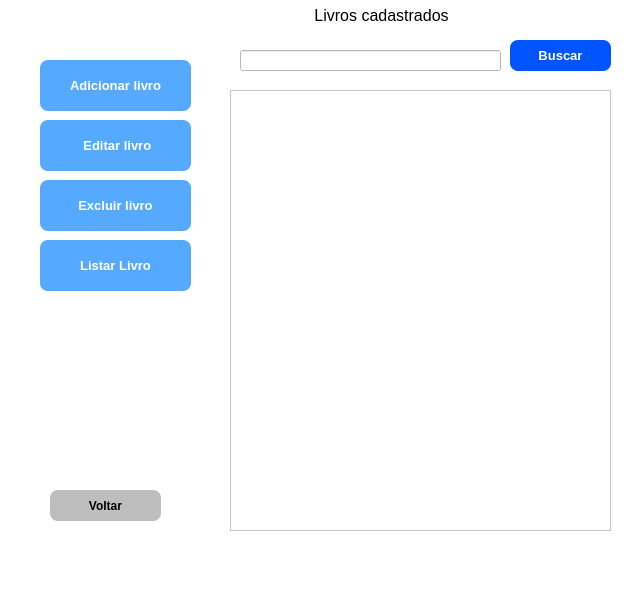
First picture: the form in biblioteca/interface_grafica/ui/tela_inicial.ui, repository Gabriel-Leall/Sistema_Distribuidos, before the edit.
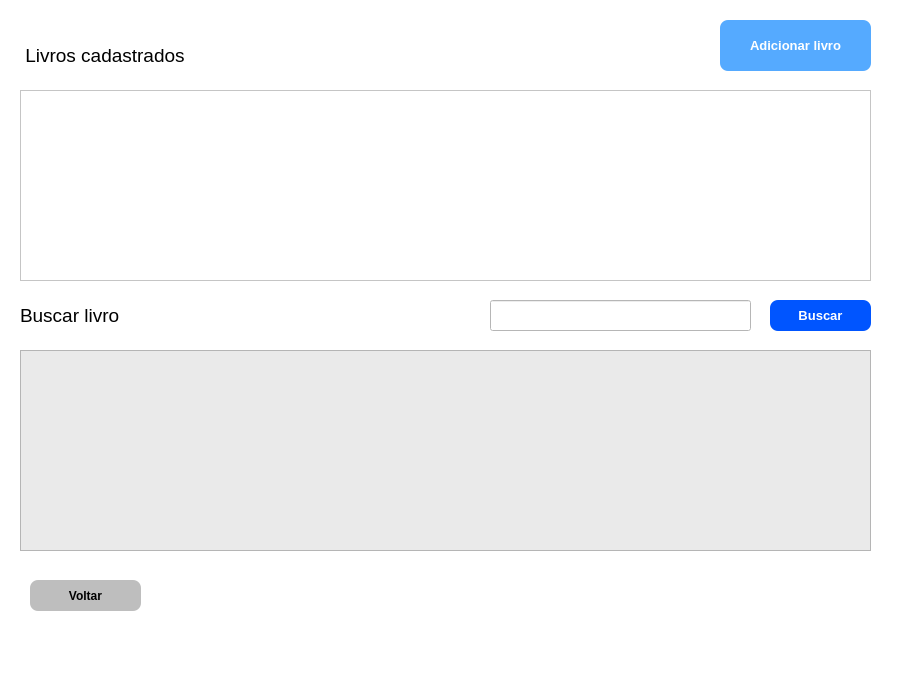
Second picture: the form after the edit.

Commit message: ajuste nas telas

The edit to the form file:
```diff
--- a/biblioteca/interface_grafica/ui/tela_inicial.ui
+++ b/biblioteca/interface_grafica/ui/tela_inicial.ui
@@ -6,8 +6,8 @@
    <rect>
     <x>0</x>
     <y>0</y>
-    <width>637</width>
-    <height>600</height>
+    <width>917</width>
+    <height>675</height>
    </rect>
   </property>
   <property name="windowTitle">
@@ -20,18 +20,18 @@
    <widget class="QTableView" name="tableView">
     <property name="geometry">
      <rect>
-      <x>230</x>
+      <x>20</x>
       <y>90</y>
-      <width>381</width>
-      <height>441</height>
+      <width>851</width>
+      <height>191</height>
      </rect>
     </property>
    </widget>
    <widget class="QPushButton" name="pushButton_add_livro">
     <property name="geometry">
      <rect>
-      <x>40</x>
-      <y>60</y>
+      <x>720</x>
+      <y>20</y>
       <width>151</width>
       <height>51</height>
      </rect>
@@ -55,67 +55,11 @@
      <string>Adicionar livro</string>
     </property>
    </widget>
-   <widget class="QPushButton" name="pushButton_editar_livro">
-    <property name="geometry">
-     <rect>
-      <x>40</x>
-      <y>120</y>
-      <width>151</width>
-      <height>51</height>
-     </rect>
-    </property>
-    <property name="font">
-     <font>
-      <pointsize>10</pointsize>
-      <weight>75</weight>
-      <bold>true</bold>
-     </font>
-    </property>
-    <property name="cursor">
-     <cursorShape>PointingHandCursor</cursorShape>
-    </property>
-    <property name="styleSheet">
-     <string notr="true">background-color: rgb(85, 170, 255);
-color: rgb(255, 255, 255);
- border-radius: 8px;</string>
-    </property>
-    <property name="text">
-     <string> Editar livro</string>
-    </property>
-   </widget>
-   <widget class="QPushButton" name="pushButton_excluir_livro">
-    <property name="geometry">
-     <rect>
-      <x>40</x>
-      <y>180</y>
-      <width>151</width>
-      <height>51</height>
-     </rect>
-    </property>
-    <property name="font">
-     <font>
-      <pointsize>10</pointsize>
-      <weight>75</weight>
-      <bold>true</bold>
-     </font>
-    </property>
-    <property name="cursor">
-     <cursorShape>PointingHandCursor</cursorShape>
-    </property>
-    <property name="styleSheet">
-     <string notr="true">background-color: rgb(85, 170, 255);
-color: rgb(255, 255, 255);
- border-radius: 8px;</string>
-    </property>
-    <property name="text">
-     <string>Excluir livro</string>
-    </property>
-   </widget>
    <widget class="QPushButton" name="pushButton_voltar">
     <property name="geometry">
      <rect>
-      <x>50</x>
-      <y>490</y>
+      <x>30</x>
+      <y>580</y>
       <width>111</width>
       <height>31</height>
      </rect>
@@ -140,18 +84,18 @@
    <widget class="QLineEdit" name="lineEdit_pesquisar">
     <property name="geometry">
      <rect>
-      <x>240</x>
-      <y>50</y>
+      <x>490</x>
+      <y>300</y>
       <width>261</width>
-      <height>21</height>
+      <height>31</height>
      </rect>
     </property>
    </widget>
    <widget class="QPushButton" name="pushButton_busca">
     <property name="geometry">
      <rect>
-      <x>510</x>
-      <y>40</y>
+      <x>770</x>
+      <y>300</y>
       <width>101</width>
       <height>31</height>
      </rect>
@@ -178,47 +122,63 @@
    <widget class="QLabel" name="label">
     <property name="geometry">
      <rect>
-      <x>310</x>
-      <y>0</y>
-      <width>181</width>
+      <x>20</x>
+      <y>40</y>
+      <width>201</width>
       <height>31</height>
      </rect>
     </property>
     <property name="font">
      <font>
-      <pointsize>12</pointsize>
+      <pointsize>14</pointsize>
      </font>
     </property>
     <property name="text">
      <string> Livros cadastrados</string>
     </property>
    </widget>
-   <widget class="QPushButton" name="pushButton_listar_livro">
+   <widget class="QScrollArea" name="scrollArea">
     <property name="geometry">
      <rect>
-      <x>40</x>
-      <y>240</y>
-      <width>151</width>
-      <height>51</height>
+      <x>20</x>
+      <y>350</y>
+      <width>851</width>
+      <height>201</height>
+     </rect>
+    </property>
+    <property name="styleSheet">
+     <string notr="true">background-color: rgb(234, 234, 234);</string>
+    </property>
+    <property name="widgetResizable">
+     <bool>true</bool>
+    </property>
+    <widget class="QWidget" name="scrollAreaWidgetContents">
+     <property name="geometry">
+      <rect>
+       <x>0</x>
+       <y>0</y>
+       <width>849</width>
+       <height>199</height>
+      </rect>
+     </property>
+    </widget>
+   </widget>
+   <widget class="QLabel" name="label_2">
+    <property name="geometry">
+     <rect>
+      <x>20</x>
+      <y>300</y>
+      <width>121</width>
+      <height>31</height>
      </rect>
     </property>
     <property name="font">
      <font>
-      <pointsize>10</pointsize>
-      <weight>75</weight>
-      <bold>true</bold>
+      <pointsize>14</pointsize>
      </font>
     </property>
-    <property name="cursor">
-     <cursorShape>PointingHandCursor</cursorShape>
-    </property>
-    <property name="styleSheet">
-     <string notr="true">background-color: rgb(85, 170, 255);
-color: rgb(255, 255, 255);
- border-radius: 8px;</string>
-    </property>
     <property name="text">
-     <string>Listar Livro</string>
+     <string>Buscar livro</string>
     </property>
    </widget>
   </widget>
```
Left out of the diff: 4 changed lines with no effect on the pictures. The commit also changes 12 other files.
